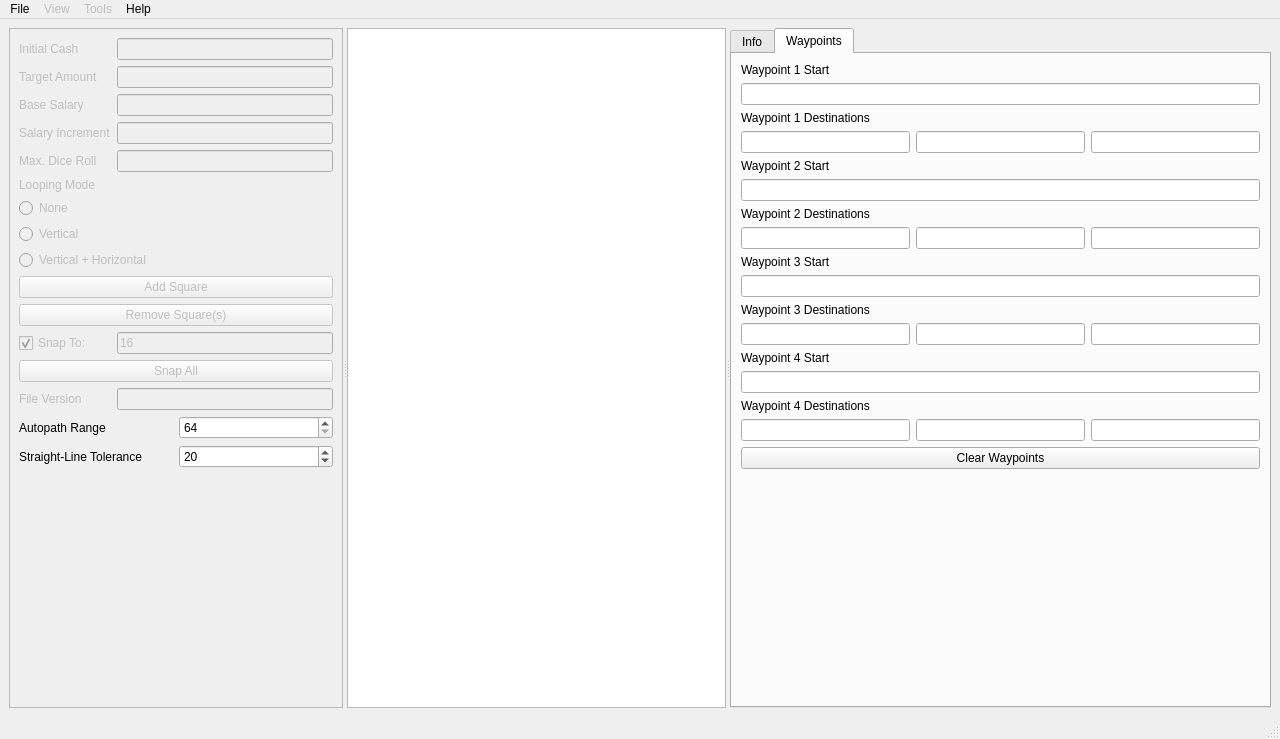
Old version of the form mainwindow.ui in the repository FortuneStreetModding/fortune-avenue-qt.
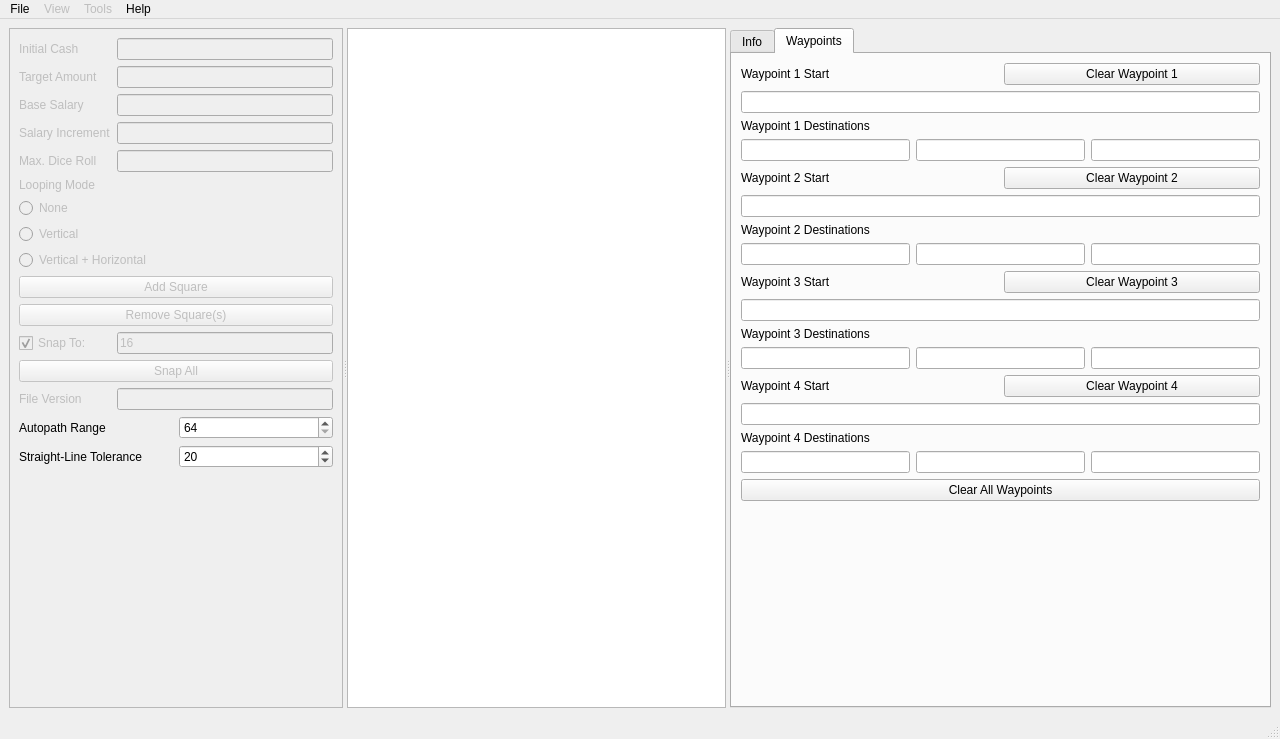
New version of the form. The open tabs and pages were chosen to show the change. Icons and pictures are not drawn.

Commit message: Add buttons for clearing per waypoint

What changed in the file:
```diff
--- a/mainwindow.ui
+++ b/mainwindow.ui
@@ -806,6 +806,8 @@
         </attribute>
         <layout class="QVBoxLayout" name="verticalLayout">
          <item>
+          <layout class="QHBoxLayout" name="horizontalLayout_8">
+           <item>
           <widget class="QLabel" name="label_4">
            <property name="text">
             <string>Waypoint 1 Start</string>
@@ -813,6 +815,15 @@
           </widget>
          </item>
          <item>
+            <widget class="QPushButton" name="clearWaypoint1">
+             <property name="text">
+              <string>Clear Waypoint 1</string>
+             </property>
+            </widget>
+           </item>
+          </layout>
+         </item>
+         <item>
           <widget class="QLineEdit" name="waypoint1Start"/>
          </item>
          <item>
@@ -850,6 +861,8 @@
           </widget>
          </item>
          <item>
+          <layout class="QHBoxLayout" name="horizontalLayout_9">
+           <item>
           <widget class="QLabel" name="label_15">
            <property name="text">
             <string>Waypoint 2 Start</string>
@@ -857,6 +870,15 @@
           </widget>
          </item>
          <item>
+            <widget class="QPushButton" name="clearWaypoint2">
+             <property name="text">
+              <string>Clear Waypoint 2</string>
+             </property>
+            </widget>
+           </item>
+          </layout>
+         </item>
+         <item>
           <widget class="QLineEdit" name="waypoint2Start"/>
          </item>
          <item>
@@ -894,6 +916,8 @@
           </widget>
          </item>
          <item>
+          <layout class="QHBoxLayout" name="horizontalLayout_10">
+           <item>
           <widget class="QLabel" name="label_17">
            <property name="text">
             <string>Waypoint 3 Start</string>
@@ -901,6 +925,15 @@
           </widget>
          </item>
          <item>
+            <widget class="QPushButton" name="clearWaypoint3">
+             <property name="text">
+              <string>Clear Waypoint 3</string>
+             </property>
+            </widget>
+           </item>
+          </layout>
+         </item>
+         <item>
           <widget class="QLineEdit" name="waypoint3Start"/>
          </item>
          <item>
@@ -938,6 +971,8 @@
           </widget>
          </item>
          <item>
+          <layout class="QHBoxLayout" name="horizontalLayout_11">
+           <item>
           <widget class="QLabel" name="label_19">
            <property name="text">
             <string>Waypoint 4 Start</string>
@@ -945,6 +980,15 @@
           </widget>
          </item>
          <item>
+            <widget class="QPushButton" name="clearWaypoint4">
+             <property name="text">
+              <string>Clear Waypoint 4</string>
+             </property>
+            </widget>
+           </item>
+          </layout>
+         </item>
+         <item>
           <widget class="QLineEdit" name="waypoint4Start"/>
          </item>
          <item>
@@ -984,7 +1028,7 @@
          <item>
           <widget class="QPushButton" name="clearWaypoints">
            <property name="text">
-            <string>Clear Waypoints</string>
+            <string>Clear All Waypoints</string>
            </property>
           </widget>
          </item>
```
Left out of the diff: 4 changed lines with no effect on the pictures. Lines whose indentation alone changed are shown as unchanged. The commit also changes 2 other files.
